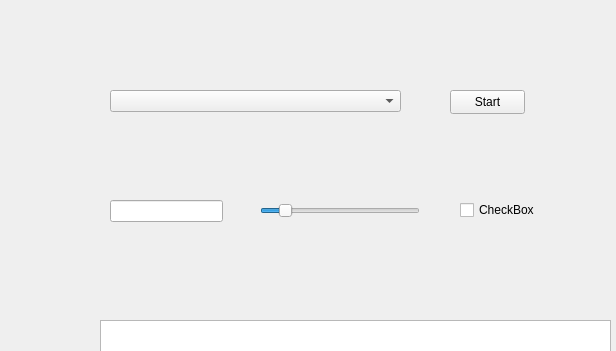
This is python/mainwindow.ui in marcosswald/sfero as Qt 5 draws it before an edit; both pictures show x 0 to 616 and y 0 to 351 of the 800 by 600 pixel window. The edited form follows.
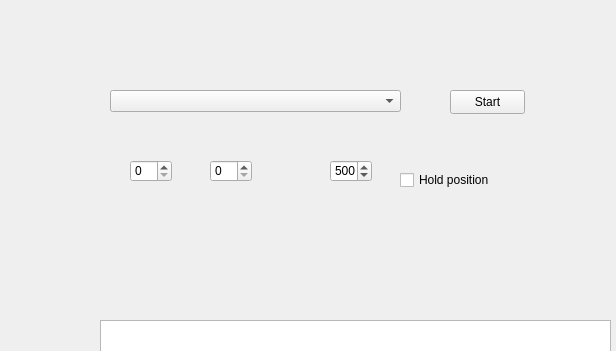
This is the edited form.

Commit message: carriage return to improve serial com speed

```diff
--- a/python/mainwindow.ui
+++ b/python/mainwindow.ui
@@ -53,12 +53,51 @@
      <bool>false</bool>
     </property>
    </widget>
-   <widget class="QSlider" name="pulse_slider">
+   <widget class="QCheckBox" name="hold_enable">
     <property name="geometry">
      <rect>
-      <x>260</x>
-      <y>200</y>
-      <width>160</width>
+      <x>400</x>
+      <y>170</y>
+      <width>111</width>
+      <height>20</height>
+     </rect>
+    </property>
+    <property name="text">
+     <string>Hold position</string>
+    </property>
+   </widget>
+   <widget class="QSpinBox" name="board_value">
+    <property name="geometry">
+     <rect>
+      <x>130</x>
+      <y>160</y>
+      <width>42</width>
+      <height>22</height>
+     </rect>
+    </property>
+    <property name="maximum">
+     <number>2</number>
+    </property>
+   </widget>
+   <widget class="QSpinBox" name="servo_value">
+    <property name="geometry">
+     <rect>
+      <x>210</x>
+      <y>160</y>
+      <width>42</width>
+      <height>22</height>
+     </rect>
+    </property>
+    <property name="maximum">
+     <number>7</number>
+    </property>
+   </widget>
+   <widget class="QSpinBox" name="pulse_value">
+    <property name="geometry">
+     <rect>
+      <x>330</x>
+      <y>160</y>
+      <width>42</width>
       <height>22</height>
      </rect>
     </property>
@@ -67,32 +106,6 @@
     </property>
     <property name="value">
      <number>500</number>
-    </property>
-    <property name="orientation">
-     <enum>Qt::Horizontal</enum>
-    </property>
-   </widget>
-   <widget class="QLineEdit" name="pulse_edit">
-    <property name="geometry">
-     <rect>
-      <x>110</x>
-      <y>200</y>
-      <width>113</width>
-      <height>22</height>
-     </rect>
-    </property>
-   </widget>
-   <widget class="QCheckBox" name="checkBox">
-    <property name="geometry">
-     <rect>
-      <x>460</x>
-      <y>200</y>
-      <width>76</width>
-      <height>20</height>
-     </rect>
-    </property>
-    <property name="text">
-     <string>CheckBox</string>
     </property>
    </widget>
   </widget>
```
The commit also changes 2 other files.
